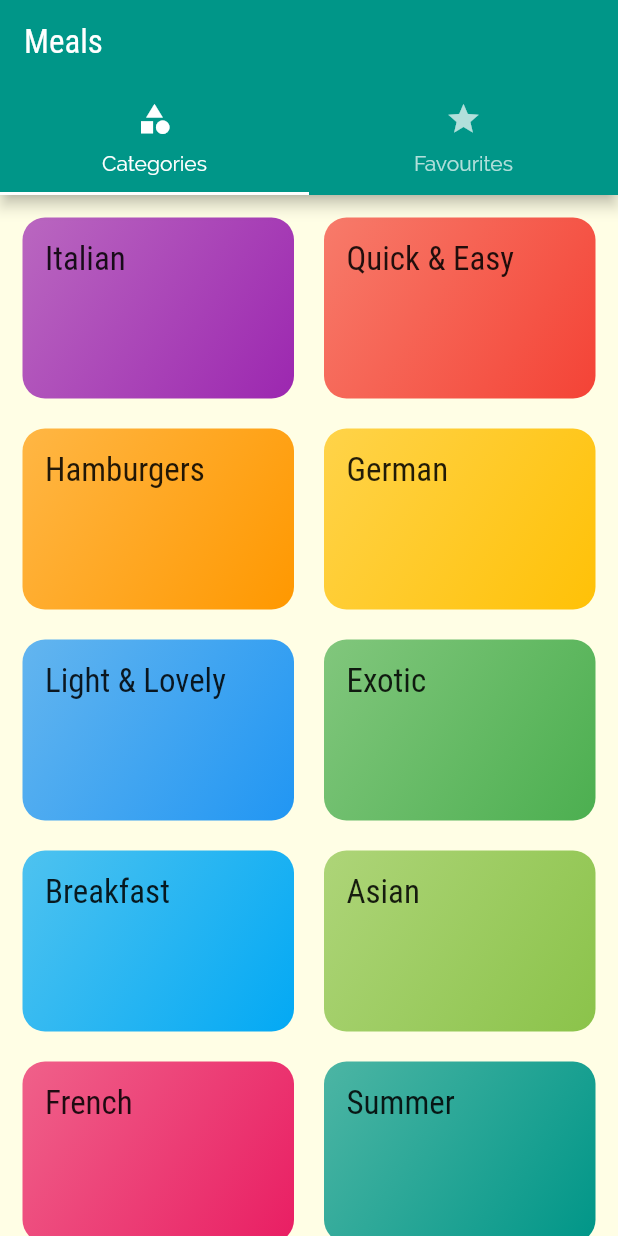
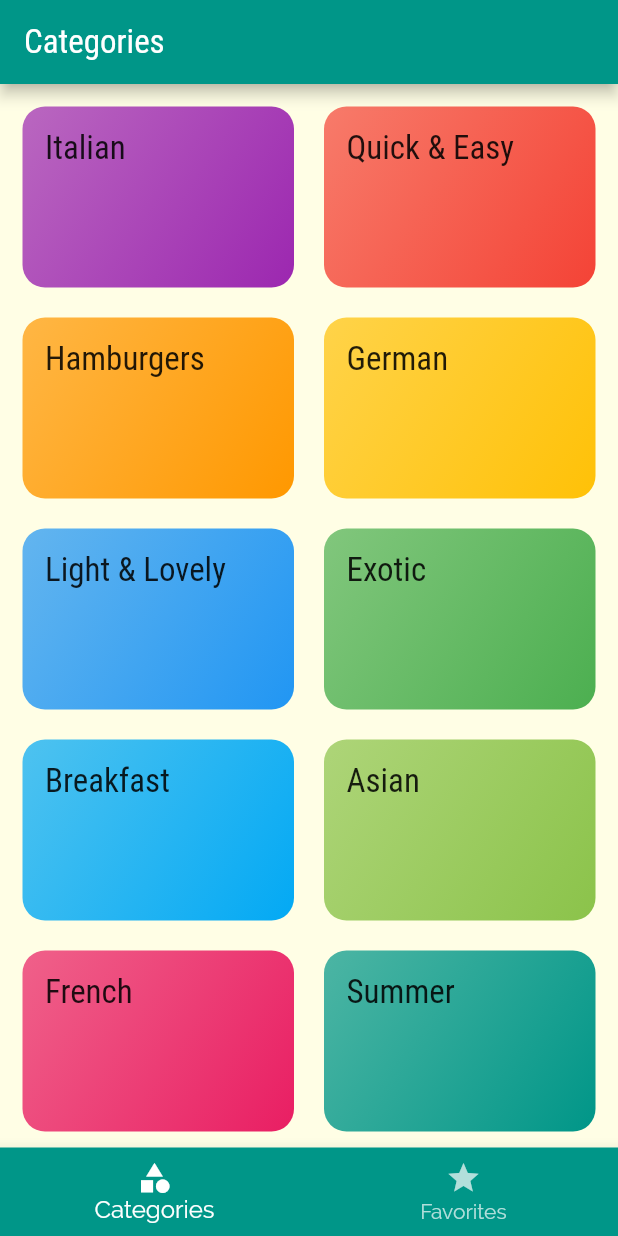
Before and after one commit to Jinil-Chandarana/meals_app, a Flutter app: the screen it shows after launch, on a phone screen of 412 x 824 dp. Run offline on Flutter 3.47's test engine with Material 2 defaults, Android fonts, the phone set to English and light mode, and no system bars.

```diff
--- a/lib/screens/tabs_screens.dart
+++ b/lib/screens/tabs_screens.dart
@@ -1,7 +1,5 @@
 import 'package:flutter/material.dart';
-import 'package:flutter/src/foundation/key.dart';
-import 'package:flutter/src/widgets/framework.dart';
-import 'package:flutter/src/widgets/placeholder.dart';
+
 import 'package:flutter_complete_guide/screens/catagories_screen.dart';
 import 'package:flutter_complete_guide/screens/fav_screen.dart';
 
@@ -13,31 +11,47 @@ class TabsScreen extends StatefulWidget {
 }
 
 class _TabsScreenState extends State<TabsScreen> {
+  final List<Map<String, Object>> _pages = [
+    {'page': CatagoriesScrenn(), 'title': 'Categories'},
+    {'page': FavScreen(), 'title': 'Your Favorites'},
+  ];
+
+  int _selectedPageIndex = 0;
+
+  void _selectPage(int index) {
+    setState(() {
+      _selectedPageIndex = index;
+    });
+  }
+
   @override
   Widget build(BuildContext context) {
-    return DefaultTabController(
-      length: 2,
-      initialIndex: 0,
-      child: Scaffold(
+    return Scaffold(
       appBar: AppBar(
-          title: Text('Meals'),
-          bottom: TabBar(tabs: [
-            Tab(
+        title: Text(_pages[_selectedPageIndex]['title']),
+      ),
+      body: _pages[_selectedPageIndex]['page'],
+      bottomNavigationBar: BottomNavigationBar(
+        onTap: _selectPage,
+        backgroundColor: Theme.of(context).primaryColor,
+        unselectedItemColor: Theme.of(context).primaryColorLight,
+        selectedFontSize: 16,
+        unselectedFontSize: 14,
+        selectedItemColor: Colors.white,
+        currentIndex: _selectedPageIndex,
+        //type: BottomNavigationBarType.shifting,
+        items: [
+          BottomNavigationBarItem(
+            // backgroundColor: Theme.of(context).primaryColor,
             icon: Icon(Icons.category),
-              text: 'Categories',
+            label: 'Categories',
           ),
-            Tab(
+          BottomNavigationBarItem(
+            //backgroundColor: Theme.of(context).primaryColor,
             icon: Icon(Icons.star),
-              text: 'Favourites',
-            )
-          ]),
+            label: 'Favorites',
           ),
-        body: TabBarView(
-          children: [
-            CatagoriesScrenn(),
-            FavScreen(),
         ],
-        ),
       ),
     );
   }
```
Lines whose indentation alone changed are shown as unchanged.
